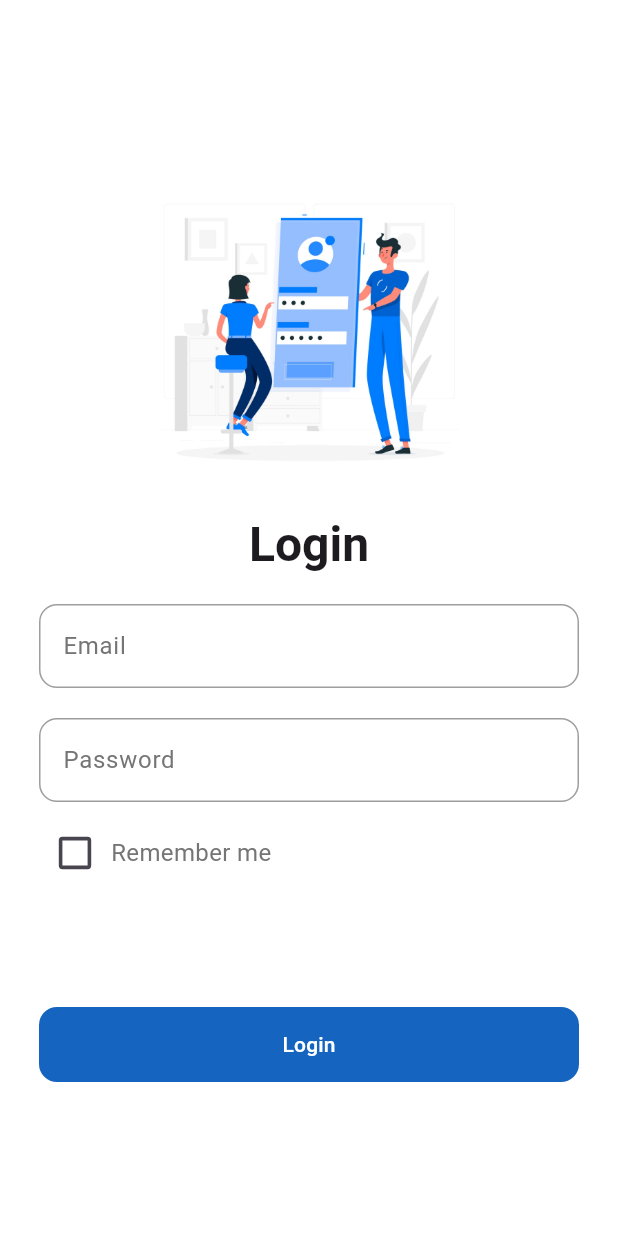
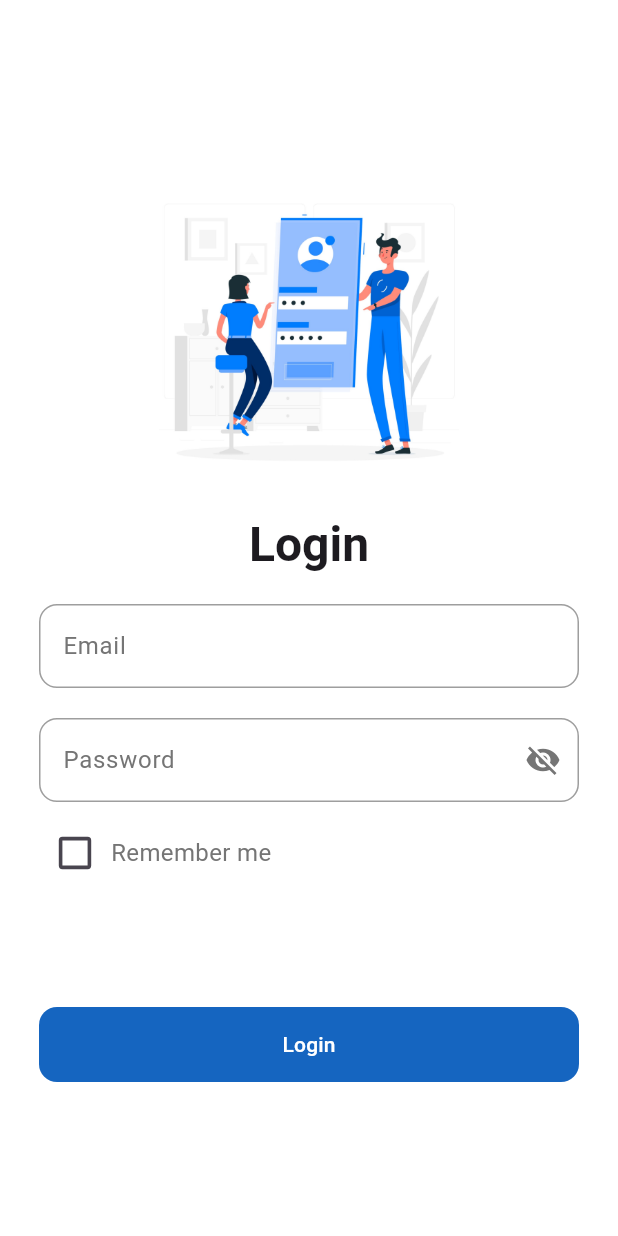
Before and after one commit to fridoustin/pantauApp, a Flutter app: the screen it shows after launch, on a phone screen of 412 x 824 dp. Run offline on Flutter 3.47's test engine with Material 3 defaults, Android fonts, the phone set to English and light mode, and no system bars; our stand-ins replace flutter_dotenv, flutter_riverpod, google_fonts, supabase_flutter; accounts and stored records are empty.

Commit message:
feat: add password visibility toggle

```diff
--- a/lib/features/auth/login.dart
+++ b/lib/features/auth/login.dart
@@ -20,6 +20,7 @@ class _LoginScreenState extends ConsumerState<LoginScreen> {
   final TextEditingController passwordController = TextEditingController();
   bool isLoading = false;
   bool _rememberMe = false;
+  bool _obscureText = true;
 
   final FocusNode _emailFocusNode = FocusNode();
   final FocusNode _passwordFocusNode = FocusNode();
@@ -139,8 +140,20 @@ class _LoginScreenState extends ConsumerState<LoginScreen> {
                         borderRadius: BorderRadius.circular(12),
                         borderSide: const BorderSide(color: Colors.grey),
                       ),
+                      // Password visiblity toggle icon
+                      suffixIcon: IconButton(
+                        icon: Icon(
+                          _obscureText ? Icons.visibility_off : Icons.visibility,
+                          color: Colors.grey[600],
+                        ),
+                        onPressed: () {
+                          setState(() {
+                            _obscureText = !_obscureText;
+                          });
+                        },
+                      ),
                     ),
-                    obscureText: true,
+                    obscureText: _obscureText,
                     textInputAction: TextInputAction.done,
                     onSubmitted: (_) => login(),
                   ),
```
